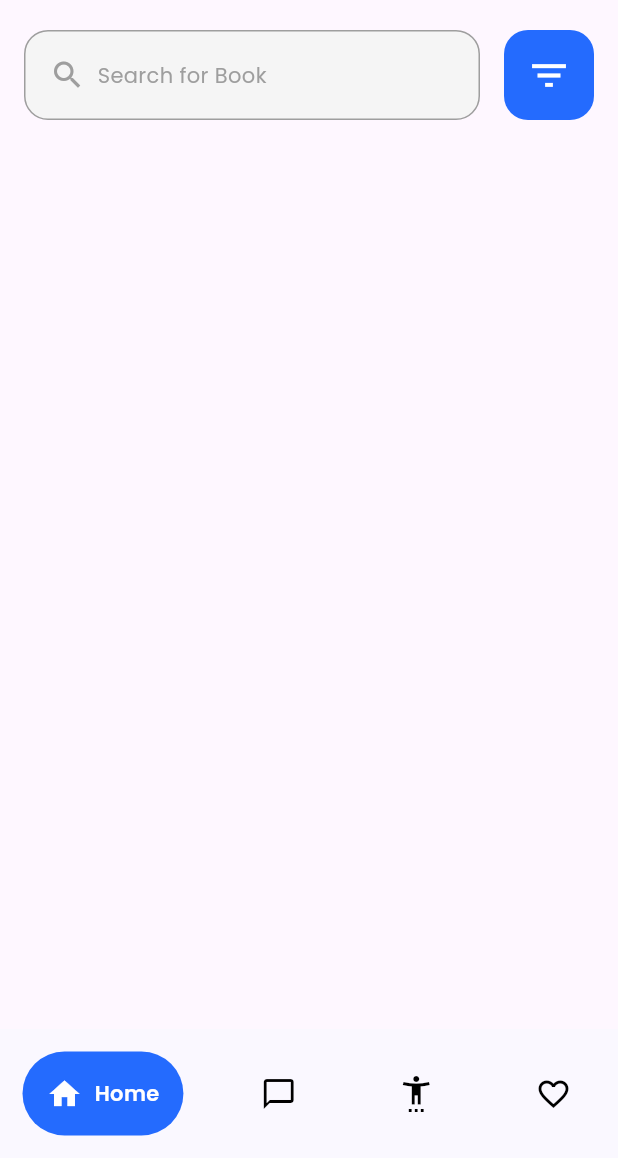
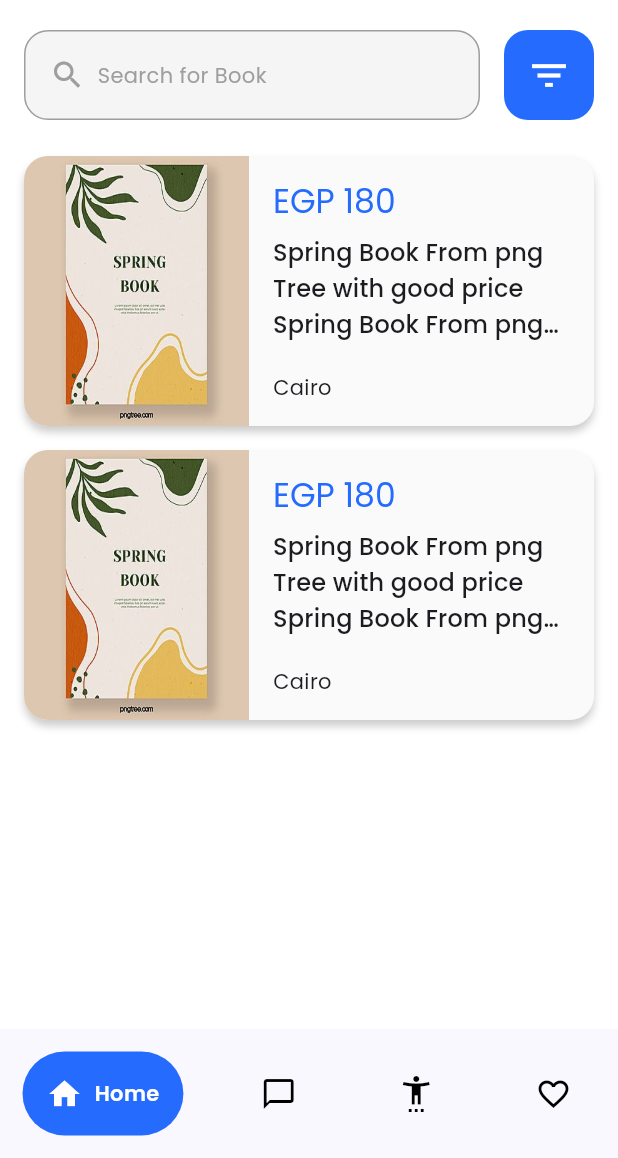
Before and after one commit to AsimAyman/bookly, a Flutter app: the screen it shows after launch, on a phone screen of 412 x 824 dp, the part 78-1236 px from its top. Run offline on Flutter 3.47's test engine with Material 3 defaults, Android fonts, the phone set to English and light mode, and no system bars; drawn by our look-alikes of google_nav_bar; our stand-ins replace bloc, carousel_slider, dio, flutter_bloc, flutter_svg, get_it and 2 more.

Commit message:
start in book detials screen

```diff
--- a/lib/core/routing/routes.dart
+++ b/lib/core/routing/routes.dart
@@ -3,6 +3,7 @@
 import 'package:book_extchange/core/routing/navigation_animation.dart';
 import 'package:book_extchange/features/auth/view/views/login_view.dart';
 import 'package:book_extchange/features/auth/view/views/sign_up_view.dart';
+import 'package:book_extchange/features/book_details/view/views/book_details_view.dart';
 import 'package:book_extchange/features/home/view/views/home_view.dart';
 import 'package:book_extchange/features/on_boarding/view/views/on_boarding_view.dart';
 import 'package:book_extchange/features/splash/view/views/splash_view.dart';
@@ -14,6 +15,7 @@ abstract class Routes {
   static const kLoginView = 'LoginView';
   static const kSignUphView = 'SignUphView';
   static const kHomeView = 'HomeView';
+  static const kBookDetailsView = 'BookDetailsView';
 
   static final router = GoRouter(routes: [
     // GoRoute(
@@ -66,7 +68,17 @@ abstract class Routes {
             type: 'slide', // fade|rotation|scale|size|slide
           ),
     ),
-
+    GoRoute(
+      name: kBookDetailsView,
+      path: '/BookDetailsView',
+      pageBuilder: (context, state) =>
+          RouterTransitionFactory.getTransitionPage(
+            context: context,
+            state: state,
+            child: const BookDetailsView(),
+            type: 'slide', // fade|rotation|scale|size|slide
+          ),
+    ),
 
     // temp
     // GoRoute(
--- a/lib/core/utils/theme.dart
+++ b/lib/core/utils/theme.dart
@@ -5,8 +5,13 @@ final ThemeData theme = ThemeData().copyWith(
   colorScheme: ColorScheme.fromSeed(
     seedColor: const Color(0xff246BFE),
     primary: const Color(0xff246BFE),
+
   ),
   textTheme: GoogleFonts.poppinsTextTheme().copyWith(
 
   ),
 );
+
+abstract class  ColorsHandler{
+  static const Color kGrey1 = Color(0xffFAFAFA);
+}
--- a/lib/features/home/view/views/home_view.dart
+++ b/lib/features/home/view/views/home_view.dart
@@ -14,6 +14,7 @@ class HomeView extends StatelessWidget {
       child: BlocBuilder<BottomNavCubit, BottomNavState>(
         builder: (context, state) {
           return Scaffold(
+            backgroundColor: Colors.white,
             key: BlocProvider.of<BottomNavCubit>(context).scaffoldKey,
             drawer: Drawer(),
             bottomNavigationBar: Container(
--- /dev/null
+++ b/lib/features/home/view/views/widgets/custom_book_container.dart
@@ -0,0 +1,84 @@
+
+import 'package:book_extchange/core/routing/routes.dart';
+import 'package:book_extchange/core/utils/measures.dart';
+import 'package:book_extchange/core/utils/theme.dart';
+import 'package:flutter/material.dart';
+import 'package:go_router/go_router.dart';
+
+class CustomBookContainer extends StatelessWidget {
+  const CustomBookContainer({super.key});
+
+  @override
+  Widget build(BuildContext context) {
+    return GestureDetector(
+      onTap: () {
+        GoRouter.of(context).pushNamed(Routes.kBookDetailsView);
+      },
+      child: Container(
+        height: 180,
+        width: double.infinity,
+        decoration: BoxDecoration(
+            color: ColorsHandler.kGrey1,
+            borderRadius: BorderRadius.circular(16),
+            boxShadow: [
+              BoxShadow(
+                  offset: const Offset(0, 4),
+                  blurRadius: 4,
+                  color: Colors.black.withOpacity(0.2))
+            ]),
+        child: Row(
+          children: [
+            ClipRRect(
+              borderRadius: const BorderRadius.only(
+                topLeft: Radius.circular(16),
+                bottomLeft: Radius.circular(16),
+              ),
+              child: Image.asset(
+                "assets/images/book_cover_1.jpg",
+                height: 180,
+                width: 150,
+                fit: BoxFit.fill,
+              ),
+            ),
+            const SizedBox(
+              width: 16,
+            ),
+            Column(
+              crossAxisAlignment: CrossAxisAlignment.start,
+              children: [
+                const SizedBox(
+                  height: 16,
+                ),
+                Text(
+                  "EGP 180",
+                  style: Theme.of(context)
+                      .textTheme
+                      .titleLarge!
+                      .copyWith(color: Theme.of(context).colorScheme.primary),
+                ),
+                const SizedBox(
+                  height: 8,
+                ),
+                SizedBox(
+                  width: deviceWidth - 220,
+                  child: Text(
+                    "Spring Book From png Tree with good price Spring Book From png Tree with good price",
+                    maxLines: 3,
+                    overflow: TextOverflow.ellipsis,
+                    softWrap: true,
+                    style: Theme.of(context).textTheme.titleMedium,
+                  ),
+                ),
+                const Spacer(),
+                Text("Cairo", style: Theme.of(context).textTheme.bodyMedium),
+                const SizedBox(
+                  height: 16,
+                ),
+              ],
+            )
+          ],
+        ),
+      ),
+    );
+  }
+}
--- /dev/null
+++ b/lib/features/home/view/views/widgets/custom_search_and_filter_bar.dart
@@ -0,0 +1,62 @@
+import 'package:flutter/material.dart';
+
+class CustomSearchAndFilterBar extends StatelessWidget {
+  const CustomSearchAndFilterBar({
+    super.key,
+  });
+
+  @override
+  Widget build(BuildContext context) {
+    return Row(
+      children: [
+        Expanded(
+          child: Container(
+            height: 60,
+            decoration: BoxDecoration(
+                color: Colors.grey.shade100,
+                borderRadius: BorderRadius.circular(16),
+                border: Border.all(color: Colors.grey)),
+            child: Row(
+              children: [
+                const SizedBox(
+                  width: 16,
+                ),
+                const Icon(
+                  Icons.search,
+                  color: Colors.grey,
+                ),
+                const SizedBox(
+                  width: 8,
+                ),
+                Text(
+                  "Search for Book",
+                  style: Theme.of(context)
+                      .textTheme
+                      .bodyMedium!
+                      .copyWith(color: Colors.grey),
+                )
+              ],
+            ),
+          ),
+        ),
+        const SizedBox(
+          width: 16,
+        ),
+        Container(
+          height: 60,
+          width: 60,
+          decoration: BoxDecoration(
+              color: Theme.of(context).colorScheme.primary,
+              borderRadius: BorderRadius.circular(16)),
+          child: const Center(
+            child: Icon(
+              Icons.filter_list,
+              color: Colors.white,
+              size: 30,
+            ),
+          ),
+        )
+      ],
+    );
+  }
+}
--- a/lib/features/home/view/views/widgets/home_body.dart
+++ b/lib/features/home/view/views/widgets/home_body.dart
@@ -1,6 +1,7 @@
-import 'package:book_extchange/core/utils/measures.dart';
-import 'package:book_extchange/core/widgets/custom_text_form_field.dart';
+
 import 'package:book_extchange/features/home/view/view_models/bottom_nav_cubit/bottom_nav_cubit.dart';
+import 'package:book_extchange/features/home/view/views/widgets/custom_book_container.dart';
+import 'package:book_extchange/features/home/view/views/widgets/custom_search_and_filter_bar.dart';
 import 'package:book_extchange/features/home/view/views/widgets/home_app_bar.dart';
 import 'package:flutter/cupertino.dart';
 import 'package:flutter/material.dart';
@@ -8,7 +9,7 @@ import 'package:flutter/widgets.dart';
 import 'package:flutter_bloc/flutter_bloc.dart';
 
 class HomeBody extends StatelessWidget {
-   HomeBody({super.key});
+  const HomeBody({super.key});
 
   @override
   Widget build(BuildContext context) {
@@ -22,53 +23,27 @@ class HomeBody extends StatelessWidget {
             const SizedBox(
               height: 8,
             ),
-            HomeAppBar(onTap: () {
-              BlocProvider.of<BottomNavCubit>(context).scaffoldKey.currentState!.openDrawer();
-            },),
+            HomeAppBar(
+              onTap: () {
+                BlocProvider.of<BottomNavCubit>(context)
+                    .scaffoldKey
+                    .currentState!
+                    .openDrawer();
+              },
+            ),
             const SizedBox(
               height: 16,
             ),
-            Row(
-              children: [
-                Expanded(
-                  child: Container(
-                    height: 60,
-                    decoration: BoxDecoration(
-                        color: Colors.grey.shade100,
-                        borderRadius: BorderRadius.circular(16),
-                        border: Border.all(color: Colors.grey)),
-                    child: Row(
-                      children: [
-                        const SizedBox(width: 16,),
-                        const Icon(
-                          Icons.search,
-                          color: Colors.grey,
-                        ),
-                        const SizedBox(width: 8,),
-                        Text(
-                          "Search for Book",
-                          style: Theme.of(context).textTheme.bodyMedium!.copyWith(
-                            color: Colors.grey
-                          ),
-                        )
-                      ],
-                    ),
-                  ),
-                ),
-                const SizedBox(width: 16,),
-                Container(
-                  height: 60,
-                  width: 60,
-                  decoration: BoxDecoration(
-                    color: Theme.of(context).colorScheme.primary,
-                    borderRadius: BorderRadius.circular(16)
-                  ),
-                  child: const Center(
-                    child: Icon(Icons.filter_list,color: Colors.white,size: 30,),
-                  ),
-                )
-              ],
-            )
+            const CustomSearchAndFilterBar(),
+            const SizedBox(
+              height: 24,
+            ),
+            const CustomBookContainer(),
+            const SizedBox(
+              height: 16,
+            ),
+
+            const CustomBookContainer(),
           ],
         ),
       ),
--- a/lib/features/on_boarding/view/views/widgets/on_boarding_body.dart
+++ b/lib/features/on_boarding/view/views/widgets/on_boarding_body.dart
@@ -4,7 +4,7 @@ import 'package:book_extchange/core/routing/routes.dart';
 import 'package:book_extchange/core/utils/measures.dart';
 import 'package:book_extchange/core/widgets/custom_main_button.dart';
 import 'package:book_extchange/features/on_boarding/data/models/on_board_content_model.dart';
-import 'package:book_extchange/features/on_boarding/view/views/widgets/dot_indicator.dart';
+import 'package:book_extchange/core/widgets/dot_indicator.dart';
 import 'package:book_extchange/features/on_boarding/view/views/widgets/on_boarding_content.dart';
 import 'package:flutter/cupertino.dart';
 import 'package:flutter/material.dart';
--- a/pubspec.yaml
+++ b/pubspec.yaml
@@ -55,6 +55,7 @@ dependencies:
   dartz: ^0.10.1
   dropdown_button2: ^2.3.9
   google_nav_bar: ^5.0.6
+  carousel_slider: ^4.2.1
 
 dev_dependencies:
   flutter_test:
```
Also changed, not shown: lib/features/book_details/view/views/book_details_view.dart (added, +13 -0 lines), lib/features/book_details/view/views/widgets/book_details_body.dart (added, +152 -0 lines), lib/features/home/data/models/book_model.dart (added, +59 -0 lines), lib/features/home/view/view_models/home_cubit/home_cubit.dart (added, +38 -0 lines), lib/features/home/view/view_models/home_cubit/home_state.dart (added, +9 -0 lines), lib/core/widgets/dot_indicator.dart (renamed from lib/features/on_boarding/view/views/widgets/dot_indicator.dart), pubspec.lock.
